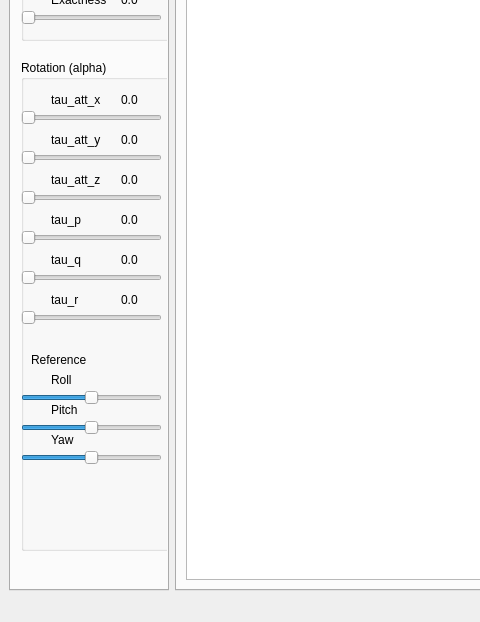
Qt form manager/GUI/gui.ui (immersive-arts/Blimpy) before a commit; both pictures show x 0 to 480 and y 295 to 917 of the 1087 by 917 pixel window.
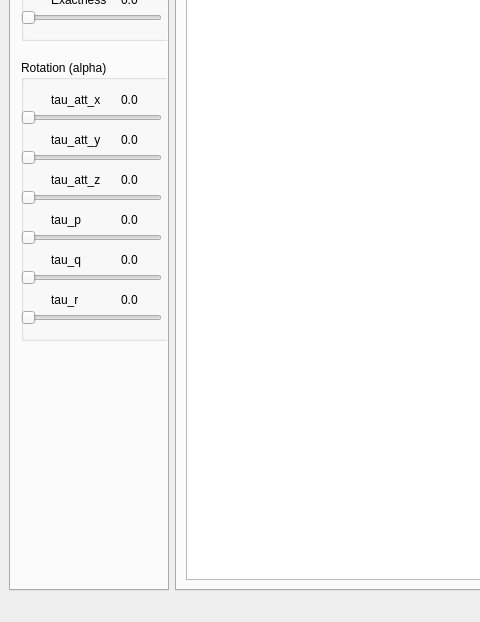
The same form after that commit. The open tabs and pages were chosen to show the change. Custom widgets are drawn as their Qt base class.

Commit message: Remove roll, pitch, yaw sliders from GUI and clarify variable names

```diff
--- a/manager/GUI/gui.ui
+++ b/manager/GUI/gui.ui
@@ -311,7 +311,7 @@
           <x>10</x>
           <y>320</y>
           <width>151</width>
-          <height>491</height>
+          <height>281</height>
          </rect>
         </property>
         <property name="title">
@@ -593,124 +593,6 @@
           <string>0.0</string>
          </property>
         </widget>
-        <widget class="QLabel" name="reference_label">
-         <property name="geometry">
-          <rect>
-           <x>10</x>
-           <y>290</y>
-           <width>67</width>
-           <height>19</height>
-          </rect>
-         </property>
-         <property name="text">
-          <string>Reference</string>
-         </property>
-        </widget>
-        <widget class="QSlider" name="q_pitch_slider">
-         <property name="geometry">
-          <rect>
-           <x>0</x>
-           <y>360</y>
-           <width>141</width>
-           <height>16</height>
-          </rect>
-         </property>
-         <property name="minimum">
-          <number>-10</number>
-         </property>
-         <property name="maximum">
-          <number>10</number>
-         </property>
-         <property name="value">
-          <number>0</number>
-         </property>
-         <property name="orientation">
-          <enum>Qt::Horizontal</enum>
-         </property>
-        </widget>
-        <widget class="QSlider" name="q_roll_slider">
-         <property name="geometry">
-          <rect>
-           <x>0</x>
-           <y>330</y>
-           <width>141</width>
-           <height>16</height>
-          </rect>
-         </property>
-         <property name="minimum">
-          <number>-10</number>
-         </property>
-         <property name="maximum">
-          <number>10</number>
-         </property>
-         <property name="value">
-          <number>0</number>
-         </property>
-         <property name="orientation">
-          <enum>Qt::Horizontal</enum>
-         </property>
-        </widget>
-        <widget class="QSlider" name="q_yaw_slider">
-         <property name="geometry">
-          <rect>
-           <x>0</x>
-           <y>390</y>
-           <width>141</width>
-           <height>16</height>
-          </rect>
-         </property>
-         <property name="minimum">
-          <number>-10</number>
-         </property>
-         <property name="maximum">
-          <number>10</number>
-         </property>
-         <property name="value">
-          <number>0</number>
-         </property>
-         <property name="orientation">
-          <enum>Qt::Horizontal</enum>
-         </property>
-        </widget>
-        <widget class="QLabel" name="reference_roll_slider">
-         <property name="geometry">
-          <rect>
-           <x>30</x>
-           <y>310</y>
-           <width>67</width>
-           <height>19</height>
-          </rect>
-         </property>
-         <property name="text">
-          <string>Roll</string>
-         </property>
-        </widget>
-        <widget class="QLabel" name="reference_pitch_slider">
-         <property name="geometry">
-          <rect>
-           <x>30</x>
-           <y>340</y>
-           <width>67</width>
-           <height>19</height>
-          </rect>
-         </property>
-         <property name="text">
-          <string>Pitch</string>
-         </property>
-        </widget>
-        <widget class="QLabel" name="reference_yaw_label">
-         <property name="geometry">
-          <rect>
-           <x>30</x>
-           <y>370</y>
-           <width>67</width>
-           <height>19</height>
-          </rect>
-         </property>
-         <property name="text">
-          <string>Yaw</string>
-         </property>
-        </widget>
        </widget>
       </widget>
      </widget>
```
The commit also changes 3 other files.
